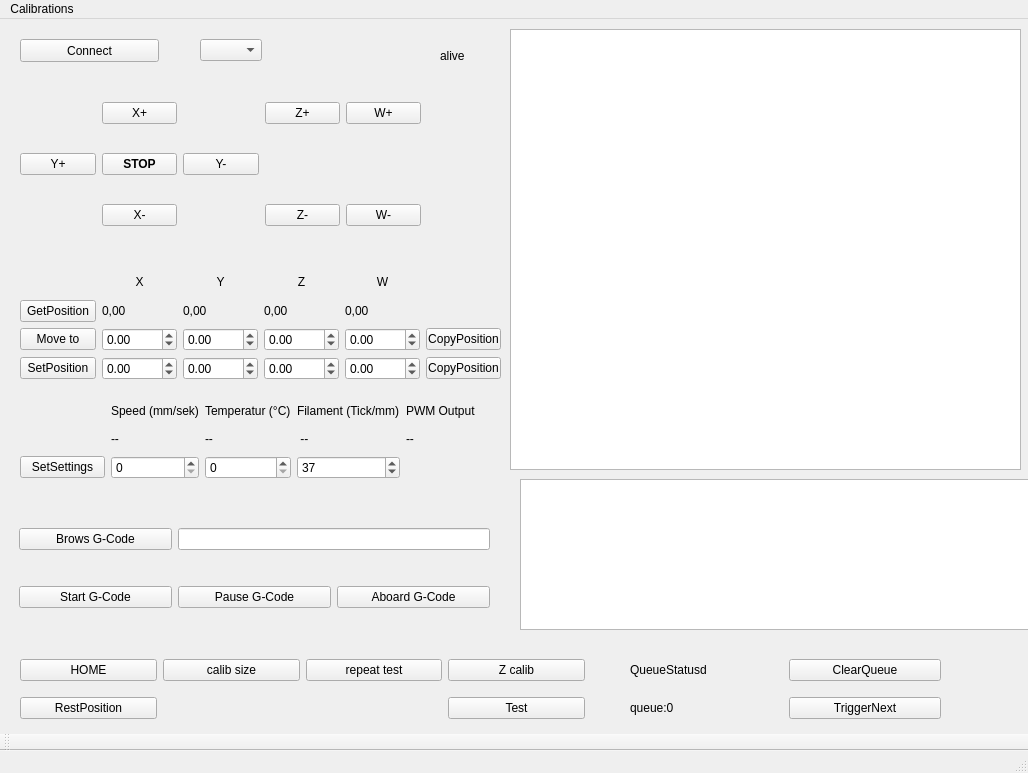
Above: CNC_MultiTool_GUI/mainwindow.ui from CNCMultiTool/CNC_MultiTool before the change. Below: the same form after it.
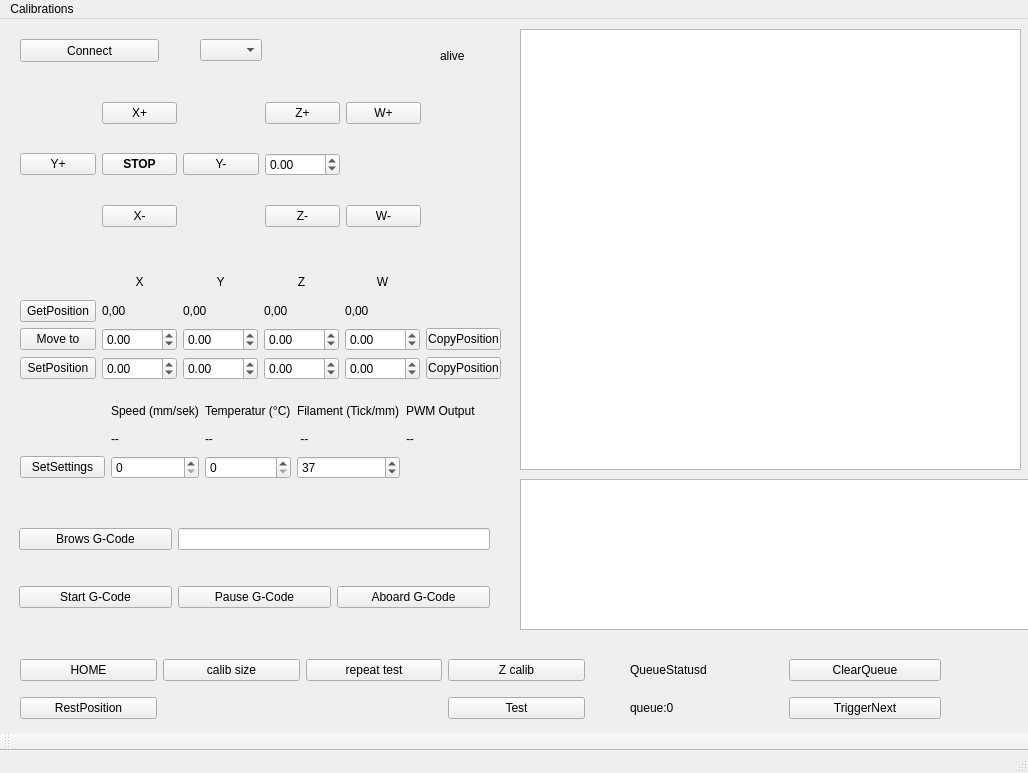
That is the form after the change.

Patch:
```diff
--- a/CNC_MultiTool_GUI/mainwindow.ui
+++ b/CNC_MultiTool_GUI/mainwindow.ui
@@ -536,6 +536,19 @@
        </property>
       </widget>
      </item>
+     <item row="1" column="3">
+      <widget class="QDoubleSpinBox" name="doubleSpinBoxZOffset">
+       <property name="minimum">
+        <double>-9999.000000000000000</double>
+       </property>
+       <property name="maximum">
+        <double>9999.000000000000000</double>
+       </property>
+       <property name="singleStep">
+        <double>0.010000000000000</double>
+       </property>
+      </widget>
+     </item>
     </layout>
    </widget>
    <widget class="QWidget" name="gridLayoutWidget_2">
@@ -856,9 +869,9 @@
     </property>
     <property name="geometry">
      <rect>
-      <x>510</x>
+      <x>520</x>
       <y>10</y>
-      <width>511</width>
+      <width>501</width>
       <height>441</height>
      </rect>
     </property>
```
